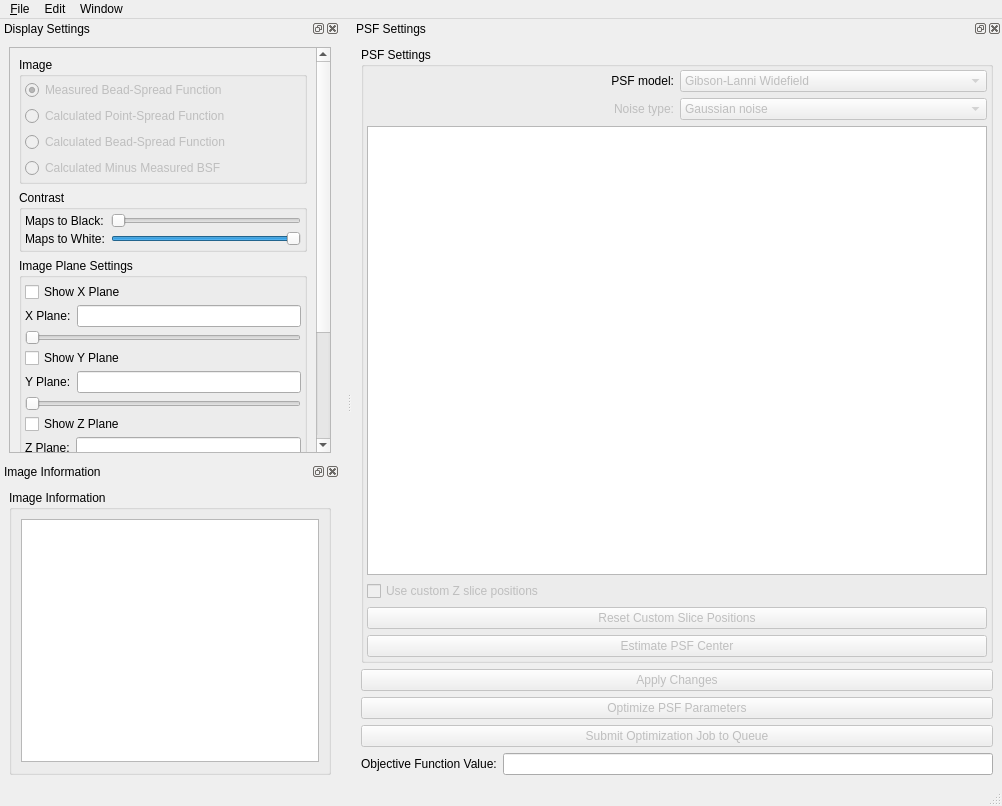
CISMM/PSFEstimator, file apps/PSFEstimator/PSFEstimator.ui: the form before one commit.
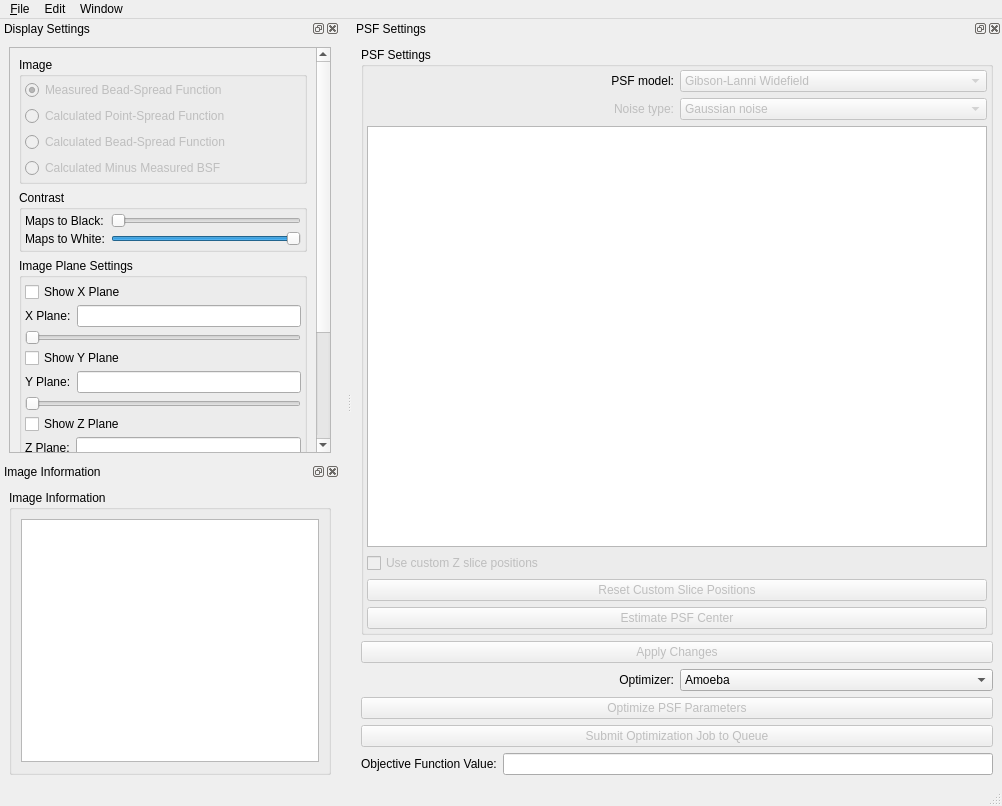
The form after the commit. Custom widgets are drawn as their Qt base class.

Commit message: Added user selection of optimizer type and exposed parameter scales in the user interface.

```diff
--- a/apps/PSFEstimator/PSFEstimator.ui
+++ b/apps/PSFEstimator/PSFEstimator.ui
@@ -699,7 +699,7 @@
   <widget class="QDockWidget" name="psfSettingsDockWidget">
    <property name="minimumSize">
     <size>
-     <width>320</width>
+     <width>323</width>
      <height>524</height>
     </size>
    </property>
@@ -895,6 +895,59 @@
        </property>
       </widget>
      </item>
+     <item>
+      <widget class="QWidget" name="optimizerWidget" native="true">
+       <layout class="QHBoxLayout" name="horizontalLayout_11">
+        <property name="margin">
+         <number>0</number>
+        </property>
+        <item>
+         <widget class="QLabel" name="optimizerLabel">
+          <property name="text">
+           <string>Optimizer:</string>
+          </property>
+          <property name="alignment">
+           <set>Qt::AlignRight|Qt::AlignTrailing|Qt::AlignVCenter</set>
+          </property>
+         </widget>
+        </item>
+        <item>
+         <widget class="QComboBox" name="optimizerComboBox">
+          <item>
+           <property name="text">
+            <string>Amoeba</string>
+           </property>
+          </item>
+          <item>
+           <property name="text">
+            <string>Conjugate Gradient</string>
+           </property>
+          </item>
+          <item>
+           <property name="text">
+            <string>Gradient Descent</string>
+           </property>
+          </item>
+          <item>
+           <property name="text">
+            <string>LBFGSB</string>
+           </property>
+          </item>
+          <item>
+           <property name="text">
+            <string>One Plus One Evolutionary</string>
+           </property>
+          </item>
+          <item>
+           <property name="text">
+            <string>Powell</string>
+           </property>
+          </item>
+         </widget>
+        </item>
+       </layout>
+      </widget>
+     </item>
      <item>
       <widget class="QPushButton" name="optimizePSFParametersButton">
        <property name="enabled">
```
Left out of the diff: 6 changed lines with no effect on the pictures. The commit also changes 6 other files.
